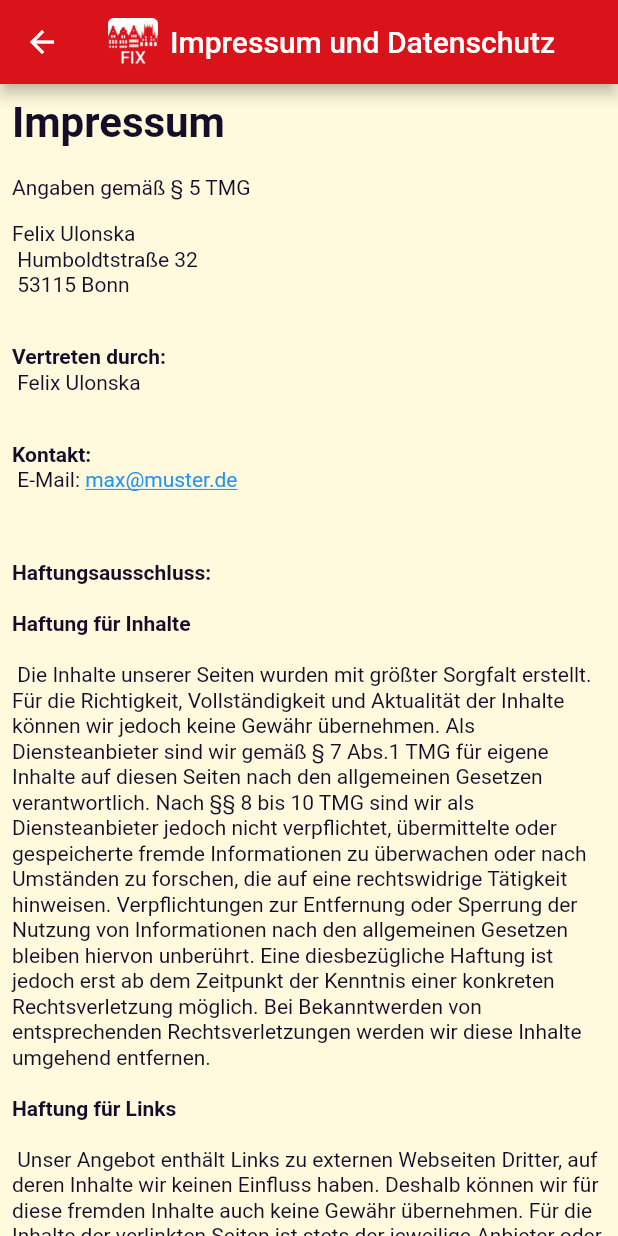
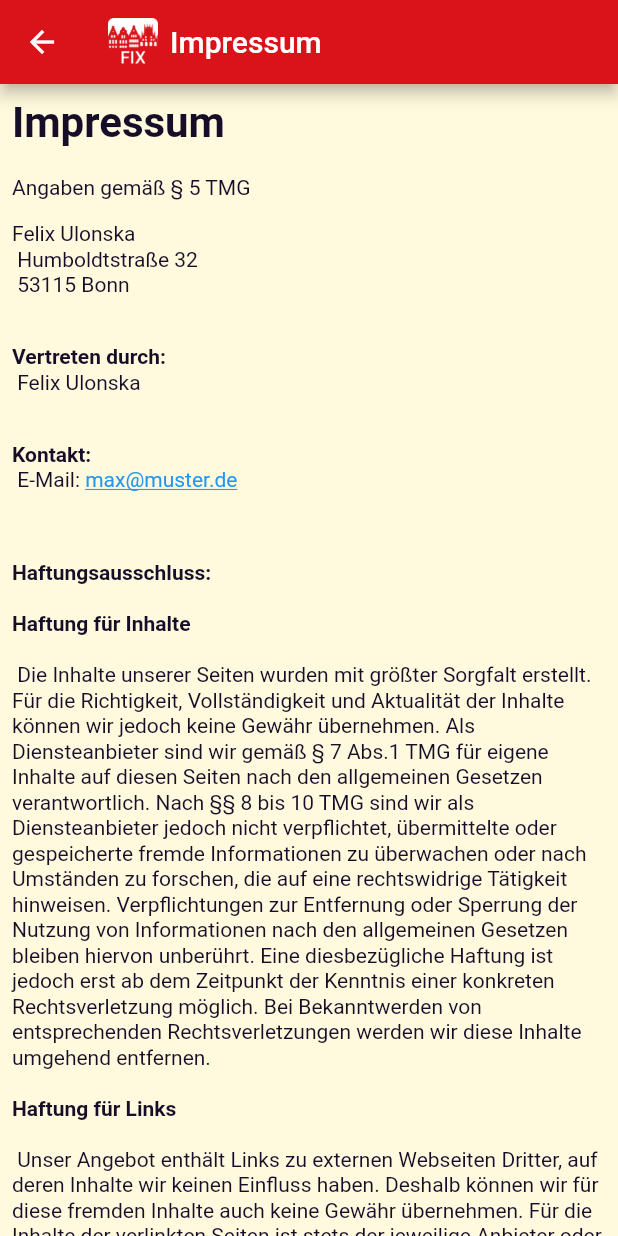
Before and after one commit to Fix-MS/app, a Flutter app: the ImprintScreen screen opened by its route, on a phone screen of 412 x 824 dp. Run offline on Flutter 3.47's test engine with Material 2 defaults, Android fonts, the phone set to English and light mode, and no system bars; drawn by our look-alikes of flutter_html; our stand-ins replace file_picker, flutter_map, get_it, google_fonts, latlong2, location and 1 more; missing offline and left inert: flutter_map_location_marker; accounts and stored records are empty.

Commit message:
feat: Minor design adjustments, especially for web

```diff
--- /dev/null
+++ b/lib/presentation/container/fix_ms_scaffold.dart
@@ -0,0 +1,34 @@
+import 'package:flutter/material.dart';
+
+class FixMsScaffold extends StatelessWidget {
+  final Widget body;
+  final double maxWidth;
+  final AppBar? appBar;
+  final FloatingActionButton? floatingActionButton;
+
+  static const double defaultMaxWidth = 600;
+
+  const FixMsScaffold({
+    super.key,
+    required this.body,
+    this.maxWidth = double.infinity,
+    this.appBar,
+    this.floatingActionButton,
+  });
+
+  @override
+  Widget build(BuildContext context) {
+    return Scaffold(
+      appBar: appBar,
+      body: Center(
+        child: Container(
+          constraints: BoxConstraints(
+            maxWidth: maxWidth,
+          ),
+          child: body,
+        ),
+      ),
+      floatingActionButton: floatingActionButton,
+    );
+  }
+}
--- a/lib/presentation/screens/draft_issues_screen.dart
+++ b/lib/presentation/screens/draft_issues_screen.dart
@@ -1,9 +1,9 @@
+import 'package:fix_ms/presentation/container/fix_ms_scaffold.dart';
 import 'package:fix_ms/presentation/widgets/draft_issue_item.dart';
 import 'package:fix_ms/presentation/widgets/fix_ms_app_bar.dart';
 import 'package:flutter/material.dart';
 
 class DraftIssuesScreen extends StatefulWidget {
-
   const DraftIssuesScreen({super.key});
 
   @override
@@ -21,7 +21,8 @@ class _DraftIssuesScreenState extends State<DraftIssuesScreen> {
 
   @override
   Widget build(BuildContext context) {
-    return Scaffold(
+    return FixMsScaffold(
+      maxWidth: FixMsScaffold.defaultMaxWidth,
       appBar: FixMSAppBar(
         title: 'Mängel',
       ),
--- a/lib/presentation/screens/imprint_screen.dart
+++ b/lib/presentation/screens/imprint_screen.dart
@@ -1,4 +1,5 @@
 import 'package:fix_ms/models/saved_settings.dart';
+import 'package:fix_ms/presentation/container/fix_ms_scaffold.dart';
 import 'package:fix_ms/presentation/widgets/fix_ms_app_bar.dart';
 import 'package:fix_ms/services/storage_service.dart';
 import 'package:flutter/material.dart';
@@ -32,9 +33,10 @@ class ImprintScreenState extends State<ImprintScreen> {
 
   @override
   Widget build(BuildContext context) {
-    return Scaffold(
+    return FixMsScaffold(
+      maxWidth: 1200,
       appBar: FixMSAppBar(
-        title: 'Impressum und Datenschutz',
+        title: 'Impressum',
       ),
       body: SafeArea(
         child: FutureBuilder(
--- a/lib/presentation/screens/settings_screen.dart
+++ b/lib/presentation/screens/settings_screen.dart
@@ -1,4 +1,5 @@
 import 'package:fix_ms/models/saved_settings.dart';
+import 'package:fix_ms/presentation/container/fix_ms_scaffold.dart';
 import 'package:fix_ms/presentation/widgets/disable_scroll_animation.dart';
 import 'package:fix_ms/presentation/widgets/fix_ms_app_bar.dart';
 import 'package:fix_ms/routes.dart';
@@ -33,7 +34,8 @@ class SettingsScreenState extends State<SettingsScreen> {
 
   @override
   Widget build(BuildContext context) {
-    return Scaffold(
+    return FixMsScaffold(
+      maxWidth: FixMsScaffold.defaultMaxWidth,
       appBar: FixMSAppBar(
         title: 'Einstellungen',
       ),
```
Also changed, not shown: lib/main.dart (+6 -5 lines), lib/presentation/screens/issue_form_pages/issue_form_accept_tos.dart (+6 -1 lines), lib/presentation/screens/issue_form_pages/issue_form_add_description.dart (+6 -1 lines), lib/presentation/screens/issue_form_pages/issue_form_choose_category.dart (+8 -5 lines), lib/presentation/screens/issue_form_pages/issue_form_choose_image.dart (+21 -6 lines), lib/presentation/screens/issue_form_screen.dart (+10 -6 lines), lib/presentation/screens/live_location_page.dart (+6 -11 lines), lib/presentation/screens/onboarding_screen.dart (+7 -1 lines).
